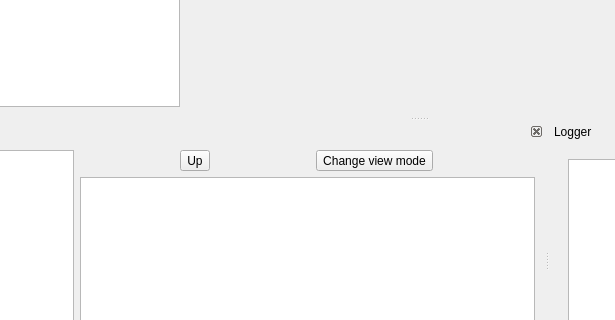
Above: Assets/Engine/EditorWindow.ui from Bang3DEngine/OldBang before the change; both pictures show x 85 to 700 and y 175 to 495 of the 1008 by 594 pixel window. Below: the same form after it.
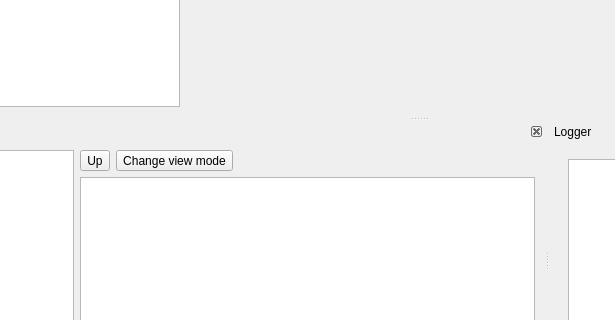
That is the form after the change. Icons and pictures are not drawn. Custom widgets are drawn as their Qt base class.

```diff
--- a/Assets/Engine/EditorWindow.ui
+++ b/Assets/Engine/EditorWindow.ui
@@ -498,6 +498,19 @@
              </property>
             </widget>
            </item>
+           <item>
+            <spacer name="horizontalSpacer_2">
+             <property name="orientation">
+              <enum>Qt::Horizontal</enum>
+             </property>
+             <property name="sizeHint" stdset="0">
+              <size>
+               <width>40</width>
+               <height>20</height>
+              </size>
+             </property>
+            </spacer>
+           </item>
           </layout>
          </item>
          <item>
```
Left out of the diff: 36 changed lines with no effect on the pictures.
